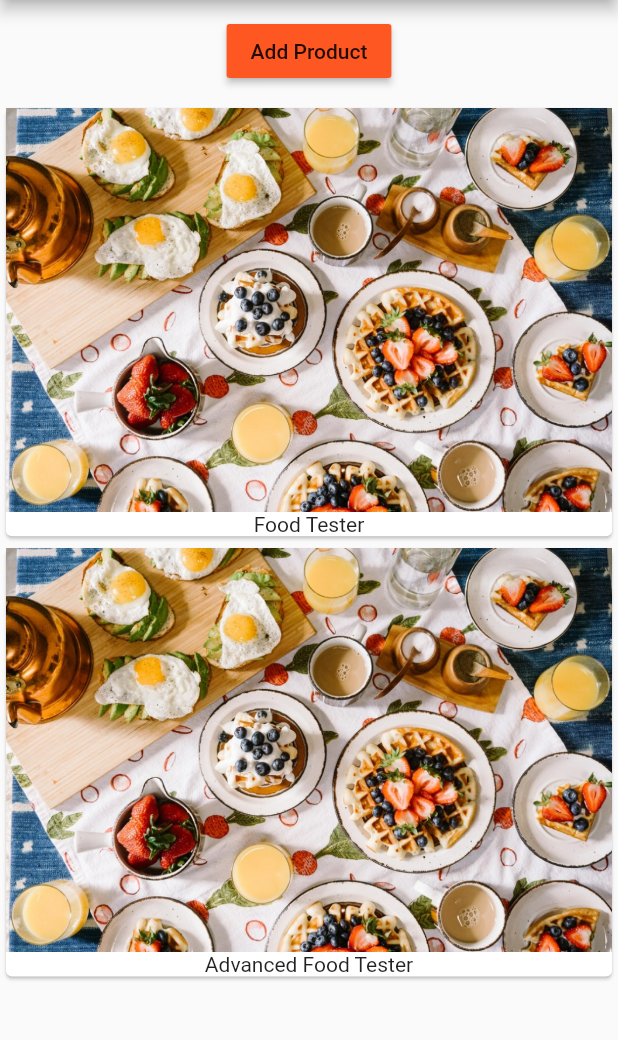
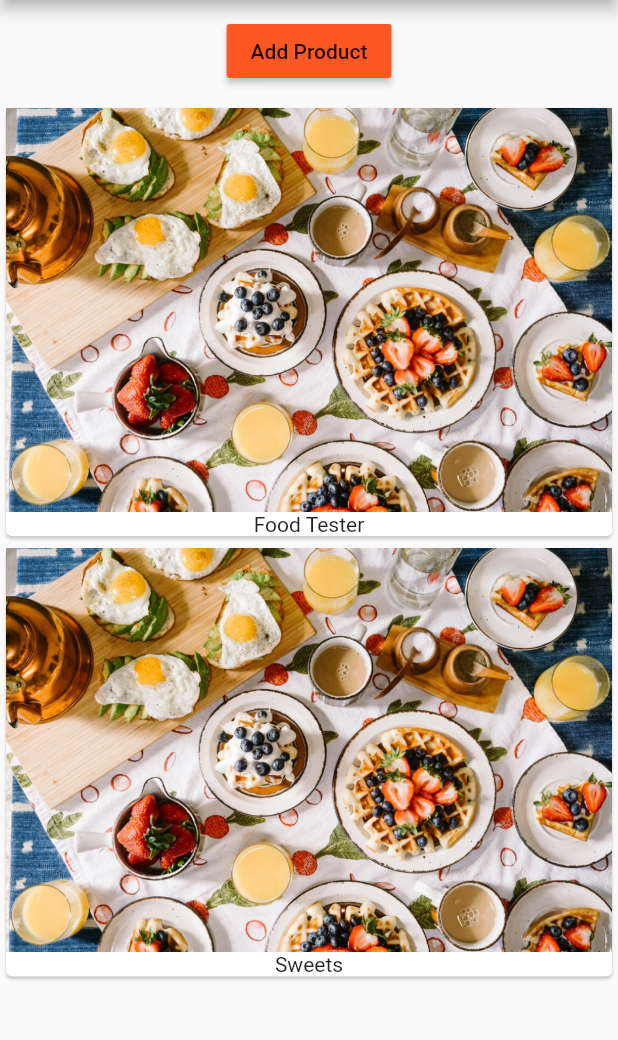
Before and after one commit to NiallEccles/learning-flutter, a Flutter app: the screen it shows after launch, after a tap on "Add Product", on a phone screen of 412 x 824 dp, the part 84-1124 px from its top. Run offline on Flutter 3.47's test engine with Material 2 defaults, Android fonts, the phone set to English and light mode, and no system bars.

Commit message:
Move button into separate file and pass information.

```diff
--- /dev/null
+++ b/first_app/lib/product_control.dart
@@ -0,0 +1,18 @@
+import 'package:flutter/material.dart';
+
+class ProductControl extends StatelessWidget{
+
+  final Function addProduct;
+
+  ProductControl(this.addProduct);
+
+  @override
+  build(BuildContext context){
+    return RaisedButton(
+    color: Theme.of(context).primaryColor,
+    onPressed: () {
+      addProduct('Sweets');
+    },
+    child: Text('Add Product'));
+  }
+}
--- a/first_app/lib/product_manager.dart
+++ b/first_app/lib/product_manager.dart
@@ -1,6 +1,7 @@
 import 'package:flutter/material.dart';
 
 import './products.dart';
+import './product_control.dart';
 
 class ProductManager extends StatefulWidget {
 
@@ -23,20 +24,19 @@ class _ProductManagerState extends State<ProductManager> {
       super.initState();
     }
 
+  void _addProduct(String product) {
+    setState(() {
+      _products.add(product);
+    });
+  }
+
   @override
   Widget build(BuildContext context) {
     return Column(
       children: [
         Container(
           margin: EdgeInsets.all(10.0),
-          child: RaisedButton(
-              color: Theme.of(context).primaryColor,
-              onPressed: () {
-                setState(() {
-                  _products.add('Advanced Food Tester');
-                });
-              },
-              child: Text('Add Product')),
+          child: ProductControl(_addProduct)
         ),
         Products(_products)
       ],
```
